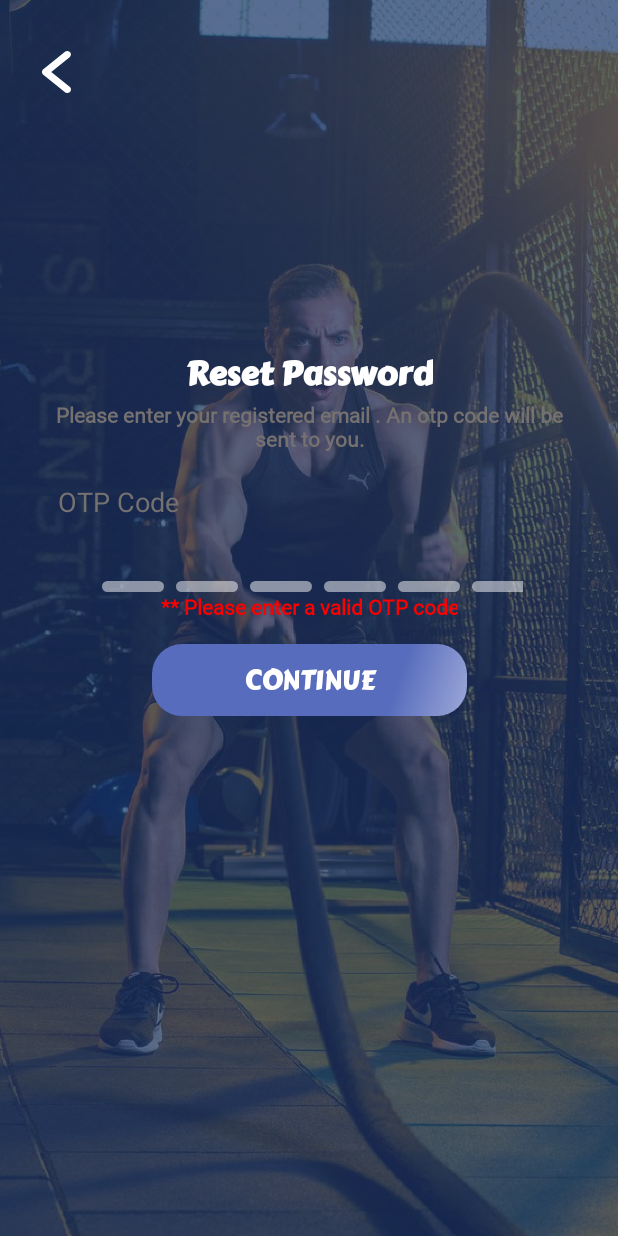
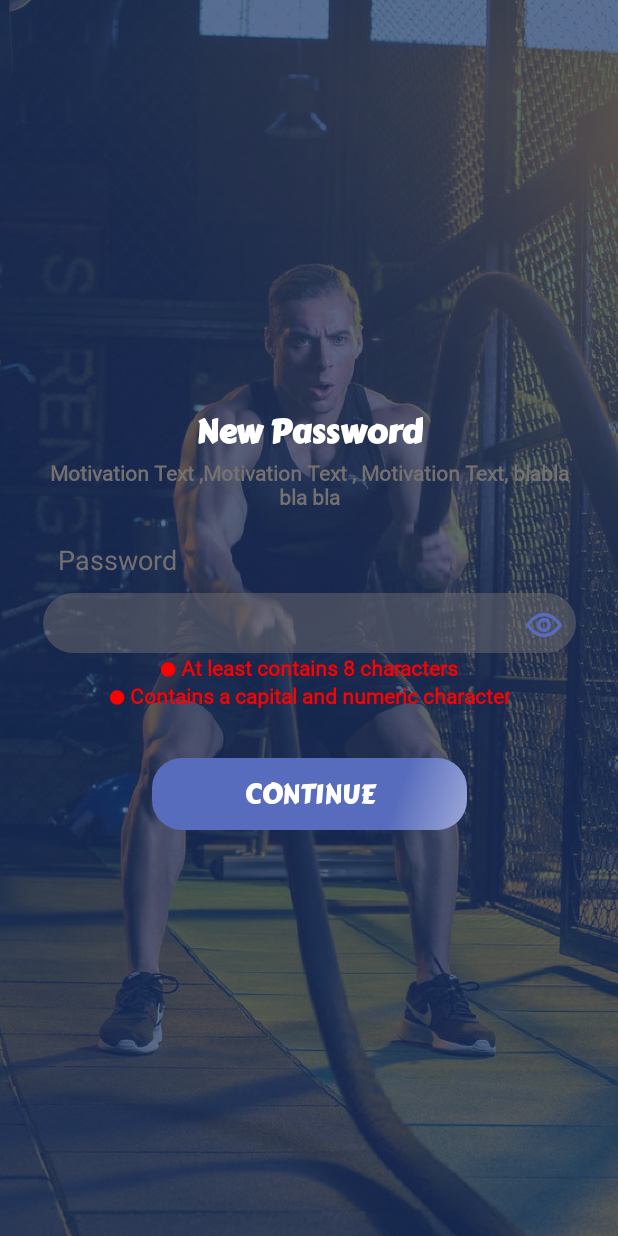
Before and after one commit to Oauzz/CoreCraft, an Android app: the screen it shows after launch (s4 before the commit, s5 after it), after a tap on "CONTINUE", on a phone screen of 412 x 824 dp. Run offline under Robolectric (Android 15) with nearby library versions, the phone set to English and light mode, and no system bars; 1 other tap on this screen came first.

Commit message:
Implemented the activity for s5_new_pwd layout

```diff
--- a/app/src/main/AndroidManifest.xml
+++ b/app/src/main/AndroidManifest.xml
@@ -13,7 +13,7 @@
         android:theme="@style/Theme.CoreCraft"
         tools:targetApi="31">
         <activity
-            android:name=".s4"
+            android:name=".s5"
             android:exported="true">
             <intent-filter>
                 <action android:name="android.intent.action.MAIN" />
--- /dev/null
+++ b/app/src/main/java/com/corecraft/s5.java
@@ -0,0 +1,65 @@
+package com.corecraft;
+
+import android.os.Bundle;
+import android.text.InputType;
+import android.view.View;
+import android.widget.Button;
+import android.widget.EditText;
+import android.widget.ImageView;
+import android.widget.TextView;
+
+import androidx.appcompat.app.AppCompatActivity;
+
+public class s5 extends AppCompatActivity {
+
+    EditText Pwd;
+    ImageView Eye;
+    boolean isPwdVisible = false;
+    TextView Error;
+    Button Continue;
+
+    @Override
+    protected void onCreate(Bundle savedInstanceState) {
+        super.onCreate(savedInstanceState);
+        setContentView(R.layout.s5_new_pwd);
+
+        Pwd = (EditText)findViewById(R.id.s5_pwd_txt);
+        Eye = (ImageView)findViewById(R.id.s5_eye);
+        Error = (TextView)findViewById(R.id.s5_error_label);
+        Continue = (Button)findViewById(R.id.s5_continue_btn);
+
+        Eye.setImageResource(
+                isPwdVisible ? R.drawable.pwd_eye_enabled : R.drawable.pwd_eye_disabled
+        );
+
+        Eye.setOnClickListener(this::togglePwdVisibility);
+        Continue.setOnClickListener(this::onClick);
+    }
+
+    void togglePwdVisibility(View v){
+        isPwdVisible = !isPwdVisible;
+        if(isPwdVisible){
+            Eye.setImageResource(R.drawable.pwd_eye_enabled);
+            Pwd.setInputType(InputType.TYPE_CLASS_TEXT | InputType.TYPE_TEXT_VARIATION_VISIBLE_PASSWORD);
+        }else{
+            Eye.setImageResource(R.drawable.pwd_eye_disabled);
+            Pwd.setInputType(InputType.TYPE_CLASS_TEXT | InputType.TYPE_TEXT_VARIATION_PASSWORD);
+        }
+    }
+
+    void onClick(View v){
+        final String pwd = Pwd.getText().toString();
+        StringBuilder msg = new StringBuilder();
+        if(pwd.trim().length() < 8)
+            msg.append(getString(R.string.invalid_pwd_8chars_error)).append('\n');
+        if(!pwd.matches(".*\\d.*") || !pwd.matches(".*[A-Z].*"))
+            msg.append(getString(R.string.invalid_pwd_alphanumeric_error)).append('\n');
+        if(msg.toString().equals("")){
+            Error.setText("");
+        }else{
+            Error.setText(msg);
+        }
+    }
+
+
+}
--- a/app/src/main/res/layout/s5_new_pwd.xml
+++ b/app/src/main/res/layout/s5_new_pwd.xml
@@ -14,7 +14,8 @@
         app:layout_constraintBottom_toBottomOf="parent"
         app:layout_constraintEnd_toEndOf="parent"
         app:layout_constraintStart_toStartOf="parent"
-        app:layout_constraintTop_toTopOf="parent" />
+        app:layout_constraintTop_toTopOf="parent"
+        android:contentDescription="@string/background_image" />
 
     <LinearLayout
         android:id="@+id/s5_linearLayout"
@@ -36,7 +37,7 @@
             android:layout_height="wrap_content"
             android:layout_gravity="center_horizontal"
             android:fontFamily="@font/carterone_regular"
-            android:text="New Password"
+            android:text="@string/new_pwd"
             android:textColor="@color/white"
             android:textSize="22sp"
             android:textStyle="bold" />
@@ -46,7 +47,7 @@
             android:layout_width="wrap_content"
             android:layout_height="wrap_content"
             android:fontFamily="@font/roboto_regular"
-            android:text="Motivation Text ,Motivation Text , Motivation Text, blabla bla bla"
+            android:text="@string/motivation_txt"
             android:textAlignment="center"
             android:textColor="#767171"
             android:textSize="14sp"
@@ -58,8 +59,9 @@
             android:layout_height="wrap_content"
             android:layout_marginStart="10dp"
             android:paddingTop="20dp"
-            android:text="Password"
+            android:text="@string/password"
             android:textColor="#767171"
+            android:labelFor="@id/s5_pwd_txt"
             android:textSize="18sp" />
 
         <FrameLayout
@@ -73,20 +75,21 @@
                 android:alpha="0.47"
                 android:background="@drawable/credentials_field"
                 android:ems="10"
-                android:text="asd"
-                android:inputType="textVisiblePassword"
+                android:inputType="textPassword"
                 android:paddingVertical="5dp"
                 android:paddingStart="12dp"
                 android:paddingEnd="12dp"
-                android:textSize="22sp" />
+                android:textSize="22sp"
+                android:autofillHints="" />
             <ImageView
+                android:id="@+id/s5_eye"
                 android:layout_width="28dp"
                 android:layout_height="28dp"
-                android:src="@drawable/pwd_eye_enabled"
+                android:src="@drawable/pwd_eye_disabled"
                 android:layout_gravity="end"
                 android:layout_marginTop="7dp"
                 android:layout_marginEnd="7dp"
-                />
+                android:contentDescription="@string/eye" />
         </FrameLayout>
 
         <TextView
@@ -95,7 +98,6 @@
             android:layout_height="wrap_content"
             android:layout_gravity="center"
             android:fontFamily="@font/roboto_regular"
-            android:text="⬤ At least contains 8 characters \n⬤ Contains a capital and numeric character"
             android:minLines="2"
             android:textAlignment="center"
             android:textColor="#ff0000"
@@ -111,7 +113,7 @@
             android:layout_height="wrap_content"
             android:background="@drawable/btn_gradient"
             android:fontFamily="@font/carterone_regular"
-            android:text="Continue"
+            android:text="@string/Continue"
             android:textColor="@color/white"
             android:textAlignment="center"
             android:textSize="18sp"
--- a/app/src/main/res/values/strings.xml
+++ b/app/src/main/res/values/strings.xml
@@ -11,4 +11,12 @@
     <string name="otp_code">OTP Code</string>
     <string name="otp_code_floor">otp code tile</string>
     <string name="invalid_otp_code_error">** Please enter a valid OTP code</string>
+    <string name="new_pwd">New Password</string>
+    <string name="motivation_txt">Motivation Text ,Motivation Text , Motivation Text, blabla bla bla</string>
+    <string name="password">Password</string>
+    <string name="eye">eye</string>
+    <string name="invalid_pwd_error">⬤ At least contains 8 characters \n⬤ Contains a capital and numeric character</string>
+    <string name="invalid_pwd_8chars_error">⬤ At least contains 8 characters</string>
+    <string name="invalid_pwd_alphanumeric_error">⬤ Contains a capital and numeric character</string>
+
 </resources>
```
